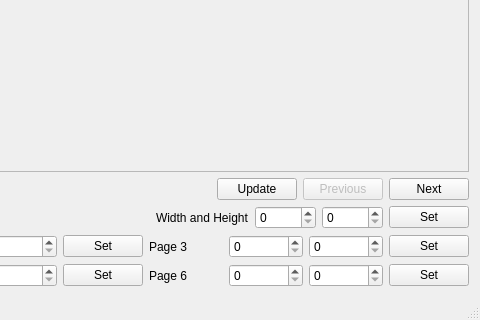
Old version of the form mainwindow.ui in the repository cges30901/pdfhandoutcrop; both pictures show x 515 to 995 and y 179 to 499 of the 995 by 499 pixel window.
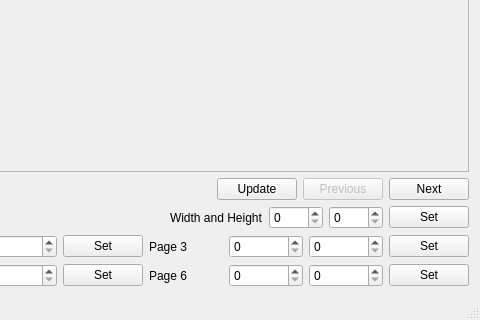
New version of the form. Custom widgets are drawn as their Qt base class.

Commit message: decrease maximum of some spinboxes

```diff
--- a/mainwindow.ui
+++ b/mainwindow.ui
@@ -158,14 +158,14 @@
       <item>
        <widget class="QSpinBox" name="spbWidth">
         <property name="maximum">
-         <number>99999</number>
+         <number>9999</number>
         </property>
        </widget>
       </item>
       <item>
        <widget class="QSpinBox" name="spbHeight">
         <property name="maximum">
-         <number>99999</number>
+         <number>9999</number>
         </property>
        </widget>
       </item>
```
Left out of the diff: 24 changed lines with no effect on the pictures.
